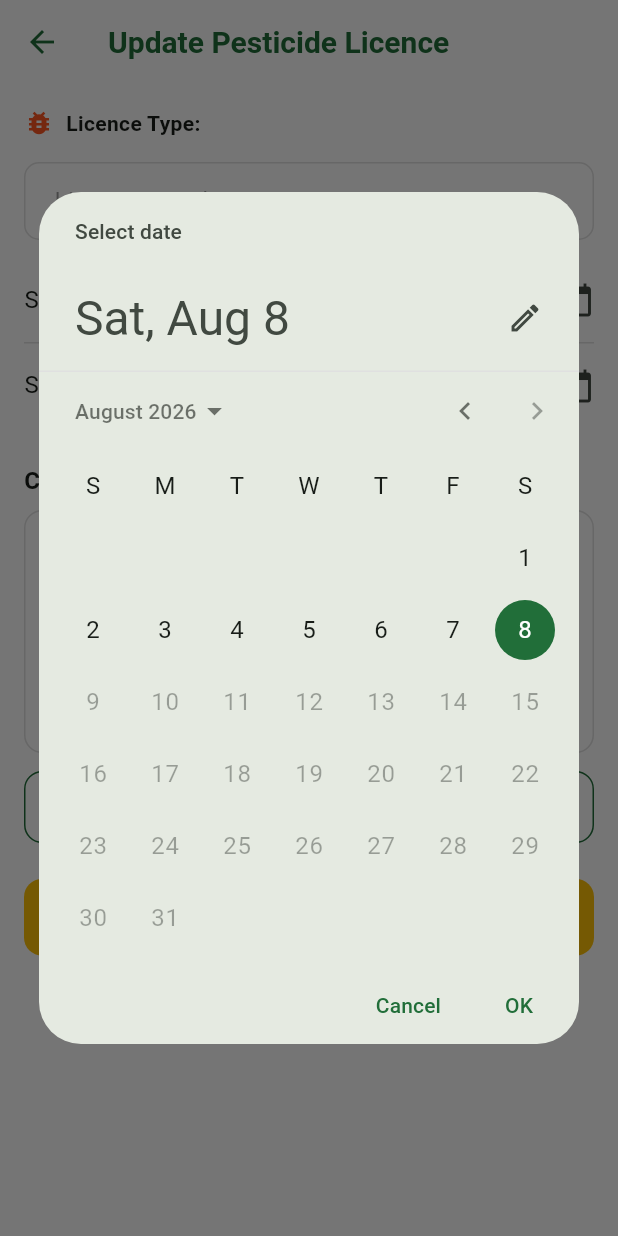
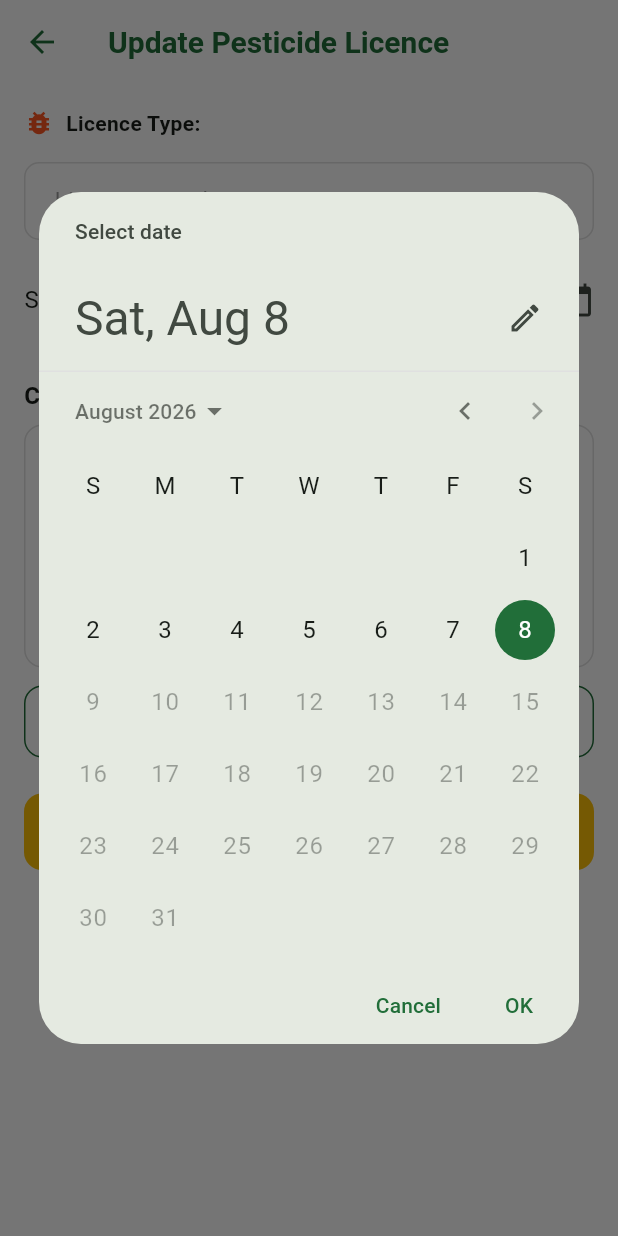
Before and after one commit to kinagi09/agro-dealers-mitra, a Flutter app: the UpdatePesticideLicenceScreen screen opened directly with empty values, after a tap on "Select Date of Issue of Licence", on a phone screen of 412 x 824 dp. Run offline on Flutter 3.47's test engine with Material 3 defaults, Android fonts, the phone set to English and light mode, and no system bars; our stand-ins replace flutter_secure_storage; accounts and stored records are empty; network calls fail.

Commit message:
Remove Date of Expiry from the Pesticide licence form and display
Pesticide licences keep Date of Issue but no longer ask for or show a
top-level expiry date - reminders for Pesticide now come from each
company entry's PC Validity Date instead (backend change in the
previous commit). ApiService.createLicence/updateLicence's expiryDate
param becomes optional to support this (Fertilizer/Seed still pass it
as before).

Also relabels the fertilizer/seed display screens' 'Date of Issue'/
'Date of Expiry' rows to 'Date of Issue of Licence'/'Date of Expiry
of Licence', matching the wording already used on their update forms.

Co-Authored-By: Claude Sonnet 5 <noreply@anthropic.com>

```diff
--- a/mobile/license_tracker_app/lib/screens/fertilizer_licence_screen.dart
+++ b/mobile/license_tracker_app/lib/screens/fertilizer_licence_screen.dart
@@ -226,11 +226,11 @@ class _FertilizerLicenceScreenState extends State<FertilizerLicenceScreen> {
                         else ...[
                           _infoRow('Licence No', licence['licence_number']),
                           _infoRow(
-                            'Date of Issue',
+                            'Date of Issue of Licence',
                             isoToDisplayDateString(licence['issue_date']),
                           ),
                           _infoRow(
-                            'Date of Expiry',
+                            'Date of Expiry of Licence',
                             isoToDisplayDateString(licence['expiry_date']),
                           ),
                           const SizedBox(height: 4),
--- a/mobile/license_tracker_app/lib/screens/pesticide_licence_screen.dart
+++ b/mobile/license_tracker_app/lib/screens/pesticide_licence_screen.dart
@@ -197,12 +197,8 @@ class _PesticideLicenceScreenState extends State<PesticideLicenceScreen> {
                         else ...[
                           _infoRow('Licence No', licence['licence_number']),
                           _infoRow(
-                            'Date of Issue',
+                            'Date of Issue of Licence',
                             isoToDisplayDateString(licence['issue_date']),
-                          ),
-                          _infoRow(
-                            'Date of Expiry',
-                            isoToDisplayDateString(licence['expiry_date']),
                           ),
                           const SizedBox(height: 4),
                           const Text(
--- a/mobile/license_tracker_app/lib/screens/seed_licence_screen.dart
+++ b/mobile/license_tracker_app/lib/screens/seed_licence_screen.dart
@@ -191,11 +191,11 @@ class _SeedLicenceScreenState extends State<SeedLicenceScreen> {
                         else ...[
                           _infoRow('Licence No', licence['licence_number']),
                           _infoRow(
-                            'Date of Issue',
+                            'Date of Issue of Licence',
                             isoToDisplayDateString(licence['issue_date']),
                           ),
                           _infoRow(
-                            'Date of Expiry',
+                            'Date of Expiry of Licence',
                             isoToDisplayDateString(licence['expiry_date']),
                           ),
                         ],
--- a/mobile/license_tracker_app/lib/screens/update_pesticide_licence_screen.dart
+++ b/mobile/license_tracker_app/lib/screens/update_pesticide_licence_screen.dart
@@ -33,7 +33,6 @@ class _UpdatePesticideLicenceScreenState
       TextEditingController();
 
   DateTime? _issueDate;
-  DateTime? _expiryDate;
   int? _existingLicenceId;
 
   final List<PesticideEntryDraft> _entries = [PesticideEntryDraft()];
@@ -57,7 +56,6 @@ class _UpdatePesticideLicenceScreenState
         _existingLicenceId = existing['id'];
         _licenceNumberController.text = existing['licence_number'];
         _issueDate = DateTime.parse(existing['issue_date']);
-        _expiryDate = DateTime.parse(existing['expiry_date']);
 
         final existingEntries = await _apiService.getLicenceEntries(
           _existingLicenceId!,
@@ -84,34 +82,18 @@ class _UpdatePesticideLicenceScreenState
     }
   }
 
-  Future<void> _pickLicenceDate({required bool isIssueDate}) async {
+  Future<void> _pickIssueDate() async {
     FocusScope.of(context).unfocus();
     final now = DateTime.now();
-    final today = DateTime(now.year, now.month, now.day);
     final picked = await showDatePicker(
       context: context,
-      initialDate: isIssueDate
-          ? now
-          : (_issueDate?.add(const Duration(days: 1)) ??
-                today.add(const Duration(days: 1))),
-      firstDate: isIssueDate
-          ? DateTime(2015)
-          : (_issueDate?.add(const Duration(days: 1)) ??
-                today.add(const Duration(days: 1))),
-      lastDate: isIssueDate ? now : DateTime(2035),
+      initialDate: now,
+      firstDate: DateTime(2015),
+      lastDate: now,
     );
     if (mounted) FocusScope.of(context).unfocus();
     if (picked != null) {
-      setState(() {
-        if (isIssueDate) {
-          _issueDate = picked;
-          if (_expiryDate != null && !_expiryDate!.isAfter(picked)) {
-            _expiryDate = null;
-          }
-        } else {
-          _expiryDate = picked;
-        }
-      });
+      setState(() => _issueDate = picked);
     }
   }
 
@@ -206,13 +188,6 @@ class _UpdatePesticideLicenceScreenState
       );
       return;
     }
-    if (_expiryDate == null) {
-      setState(
-        () => _errorMessage =
-            'The Date of Expiry of Licence field is not filled, please do fill it.',
-      );
-      return;
-    }
     for (var i = 0; i < _entries.length; i++) {
       final entry = _entries[i];
       if (entry.companyNameController.text.trim().isEmpty) {
@@ -248,7 +223,6 @@ class _UpdatePesticideLicenceScreenState
           licenceType: widget.licenceTypeId,
           licenceNumber: _licenceNumberController.text.trim(),
           issueDate: toApiDateString(_issueDate!),
-          expiryDate: toApiDateString(_expiryDate!),
         );
         licenceId = _existingLicenceId!;
       } else {
@@ -265,7 +239,6 @@ class _UpdatePesticideLicenceScreenState
           licenceType: widget.licenceTypeId,
           licenceNumber: _licenceNumberController.text.trim(),
           issueDate: toApiDateString(_issueDate!),
-          expiryDate: toApiDateString(_expiryDate!),
         );
         licenceId = licenceResponse['id'];
       }
@@ -342,18 +315,7 @@ class _UpdatePesticideLicenceScreenState
                           : 'Date of Issue of Licence: ${toDisplayDateString(_issueDate!)}',
                     ),
                     trailing: const Icon(Icons.calendar_today),
-                    onTap: () => _pickLicenceDate(isIssueDate: true),
-                  ),
-                  const Divider(height: 1),
-                  ListTile(
-                    contentPadding: EdgeInsets.zero,
-                    title: Text(
-                      _expiryDate == null
-                          ? 'Select Date of Expiry of Licence'
-                          : 'Date of Expiry of Licence: ${toDisplayDateString(_expiryDate!)}',
-                    ),
-                    trailing: const Icon(Icons.calendar_today),
-                    onTap: () => _pickLicenceDate(isIssueDate: false),
+                    onTap: _pickIssueDate,
                   ),
                   const SizedBox(height: 24),
                   const Text(
--- a/mobile/license_tracker_app/lib/services/api_service.dart
+++ b/mobile/license_tracker_app/lib/services/api_service.dart
@@ -287,7 +287,7 @@ class ApiService {
     required int licenceType,
     required String licenceNumber,
     required String issueDate,
-    required String expiryDate,
+    String? expiryDate,
   }) async {
     final body = jsonEncode({
       'dealer': dealer,
@@ -310,7 +310,7 @@ class ApiService {
     required int licenceType,
     required String licenceNumber,
     required String issueDate,
-    required String expiryDate,
+    String? expiryDate,
   }) async {
     final body = jsonEncode({
       'licence_type': licenceType,
```
